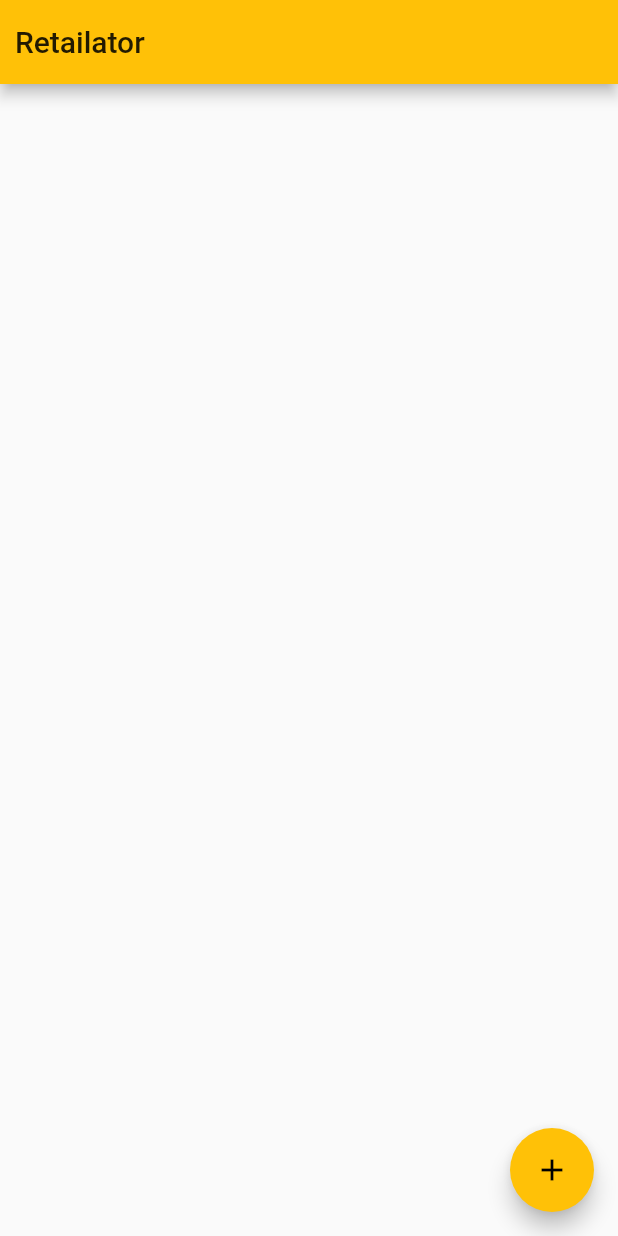
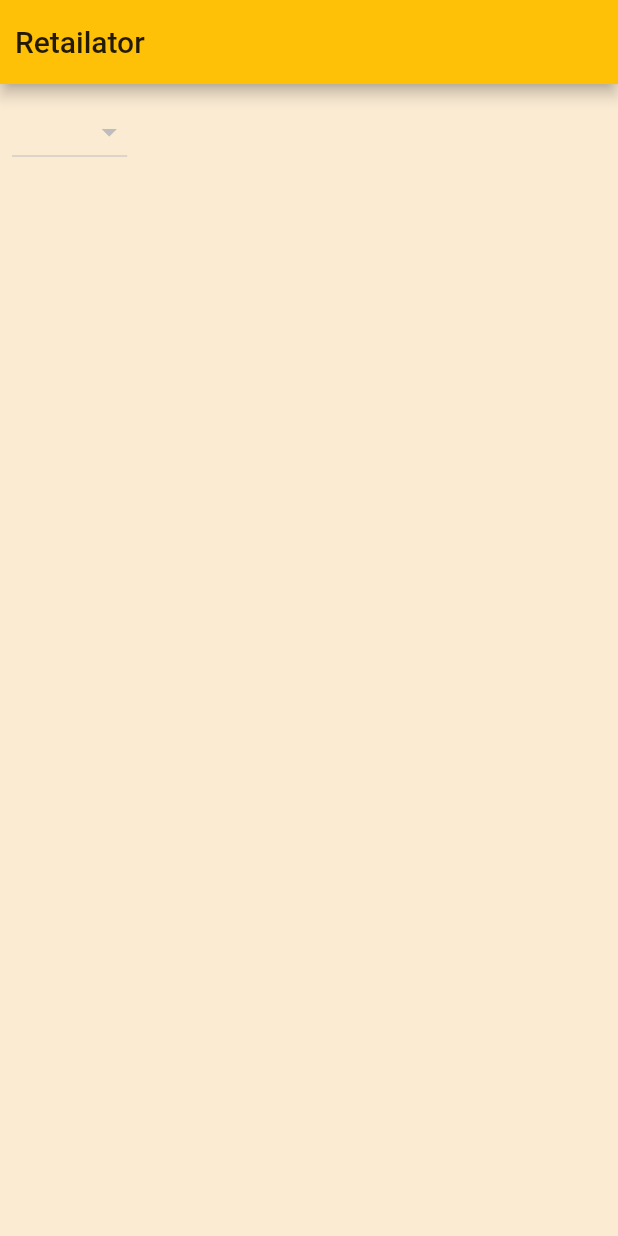
Before and after one commit to plcharl/retailator, a Flutter app: the screen it shows after launch, on a phone screen of 412 x 824 dp. Run offline on Flutter 3.47's test engine with Material 2 defaults, Android fonts, the phone set to English and light mode, and no system bars.

Commit message:
added first dropdown button for server selection

```diff
--- a/retailator/lib/home_page.dart
+++ b/retailator/lib/home_page.dart
@@ -19,18 +19,7 @@ class MyHomePage extends StatefulWidget {
 }
 
 class _MyHomePageState extends State<MyHomePage> {
-  int _counter = 0;
-
-  void _incrementCounter() {
-    setState(() {
-      // This call to setState tells the Flutter framework that something has
-      // changed in this State, which causes it to rerun the build method below
-      // so that the display can reflect the updated values. If we changed
-      // _counter without calling setState(), then the build method would not be
-      // called again, and so nothing would appear to happen.
-      _counter++;
-    });
-  }
+  String sInitialServer = 'Amnennar';
 
   @override
   Widget build(BuildContext context) {
@@ -47,12 +36,33 @@ class _MyHomePageState extends State<MyHomePage> {
         title: Text(widget.title),
         titleSpacing: 10.0,
       ),
-      body: Center(),
-      floatingActionButton: FloatingActionButton(
-        onPressed: _incrementCounter,
-        tooltip: 'Increment',
-        child: Icon(Icons.add),
-      ), // This trailing comma makes auto-formatting nicer for build methods.
+      body: SafeArea(
+        top: false,         // pour permettre les notifs venant du haut de l'ecran ?
+        child: Container(
+          color: Colors.orange.withAlpha(40),
+          alignment: Alignment.center,
+          child: Column(
+            children: [
+              Row(
+                children: [
+                  ButtonBar(
+                    children: [
+                      DropdownButton(
+                        items: <String>['server1','server2','server3'].map<DropdownMenuItem<String>>((String value) {
+                            return DropdownMenuItem(
+                            value: value,
+                            child: Text(value)
+                            );
+                        }
+                      ).toList(),
+                  ),
+                ],
+              ),
+            ],
+          ),
+        ]),
+      ),
+      )
     );
   }
 }
```
